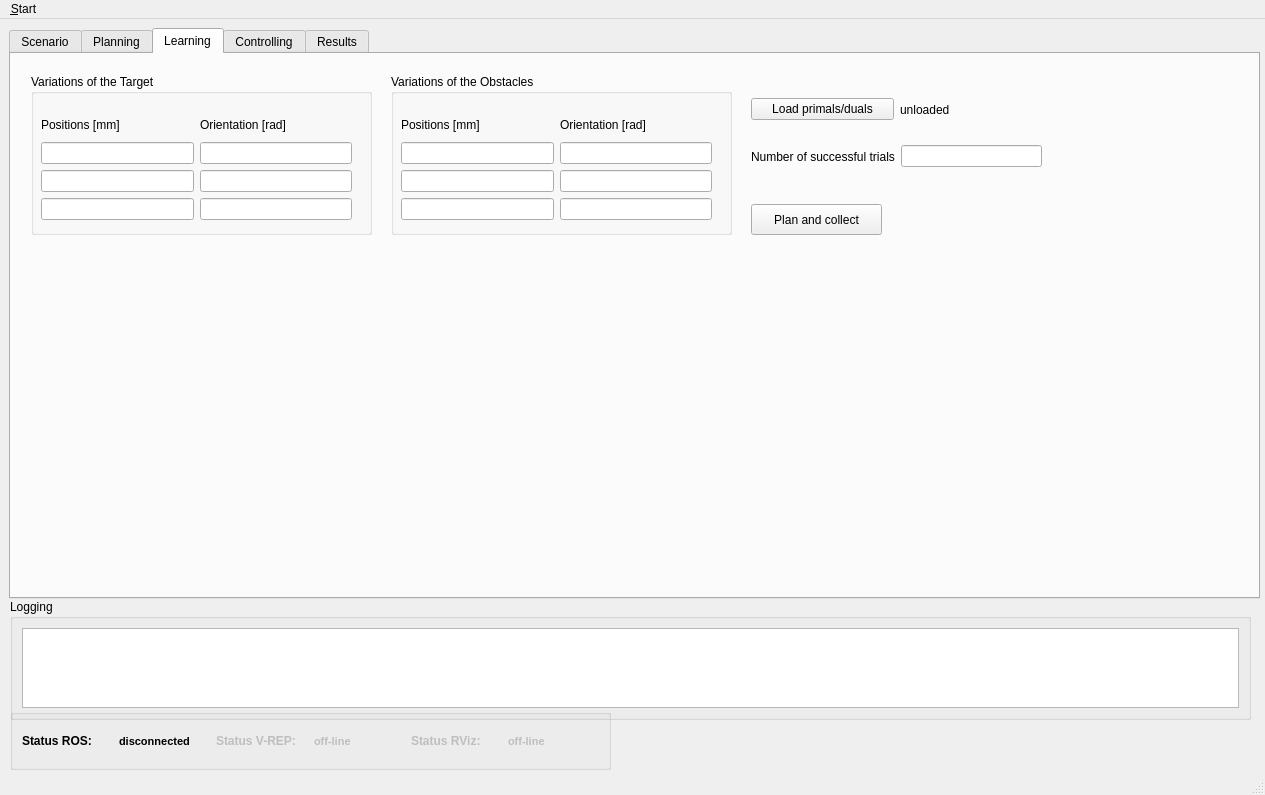
Qt form ui/main_window.ui (zohannn/motion_manager) before a commit.
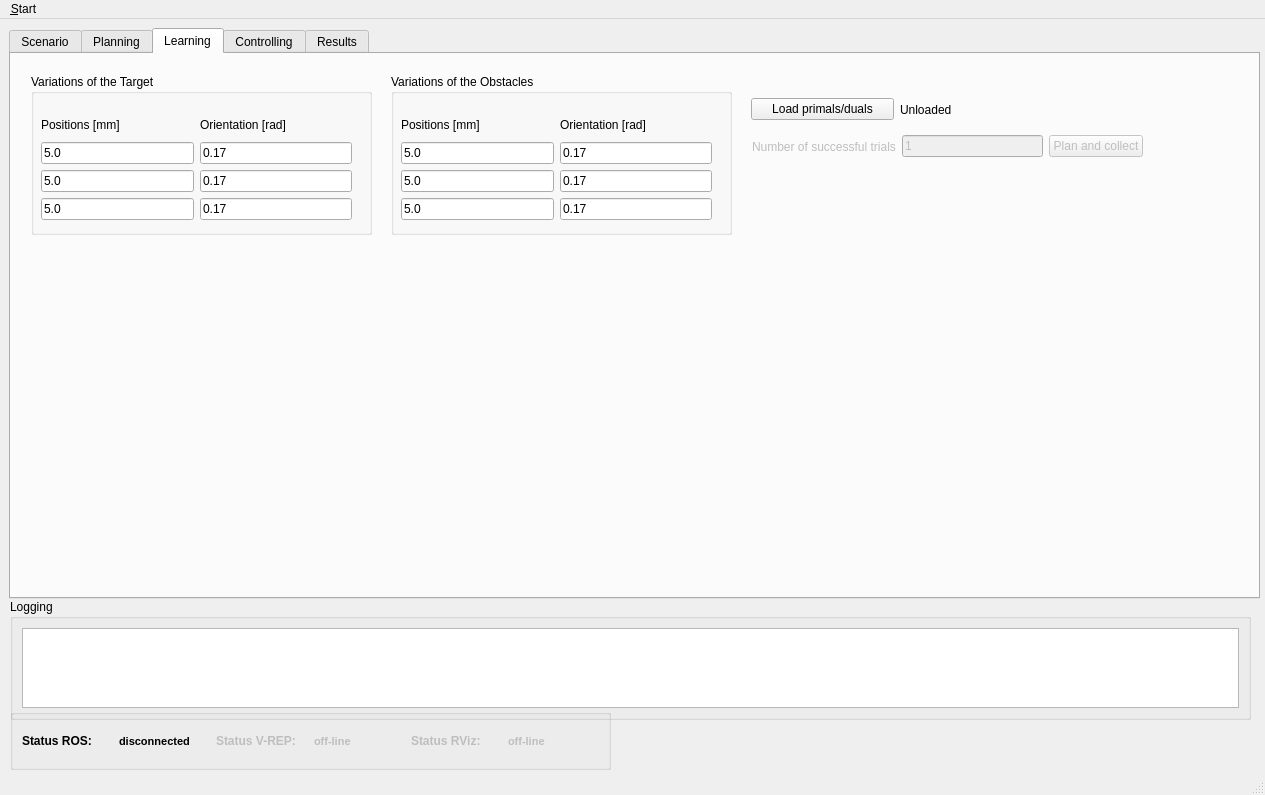
The same form after that commit. The open tabs and pages were chosen to show the change. Icons and pictures are not drawn. Custom widgets are drawn as their Qt base class.

Diff of the .ui file:
```diff
--- a/ui/main_window.ui
+++ b/ui/main_window.ui
@@ -1069,7 +1069,7 @@
       <property name="title">
        <string>Variations of the Target</string>
       </property>
-      <widget class="QWidget" name="">
+      <widget class="QWidget" name="layoutWidget">
        <property name="geometry">
         <rect>
          <x>10</x>
@@ -1089,13 +1089,25 @@
            </widget>
           </item>
           <item>
-           <widget class="QLineEdit" name="lineEdit_tar_x_var"/>
+           <widget class="QLineEdit" name="lineEdit_tar_x_var">
+            <property name="text">
+             <string>5.0</string>
+            </property>
+           </widget>
           </item>
           <item>
-           <widget class="QLineEdit" name="lineEdit_tar_y_var"/>
+           <widget class="QLineEdit" name="lineEdit_tar_y_var">
+            <property name="text">
+             <string>5.0</string>
+            </property>
+           </widget>
           </item>
           <item>
-           <widget class="QLineEdit" name="lineEdit_tar_z_var"/>
+           <widget class="QLineEdit" name="lineEdit_tar_z_var">
+            <property name="text">
+             <string>5.0</string>
+            </property>
+           </widget>
           </item>
          </layout>
         </item>
@@ -1109,13 +1121,25 @@
            </widget>
           </item>
           <item>
-           <widget class="QLineEdit" name="lineEdit_tar_roll_var"/>
+           <widget class="QLineEdit" name="lineEdit_tar_roll_var">
+            <property name="text">
+             <string>0.17</string>
+            </property>
+           </widget>
           </item>
           <item>
-           <widget class="QLineEdit" name="lineEdit_tar_pitch_var"/>
+           <widget class="QLineEdit" name="lineEdit_tar_pitch_var">
+            <property name="text">
+             <string>0.17</string>
+            </property>
+           </widget>
           </item>
           <item>
-           <widget class="QLineEdit" name="lineEdit_tar_yaw_var"/>
+           <widget class="QLineEdit" name="lineEdit_tar_yaw_var">
+            <property name="text">
+             <string>0.17</string>
+            </property>
+           </widget>
           </item>
          </layout>
         </item>
@@ -1154,13 +1178,25 @@
            </widget>
           </item>
           <item>
-           <widget class="QLineEdit" name="lineEdit_obsts_x_var"/>
+           <widget class="QLineEdit" name="lineEdit_obsts_x_var">
+            <property name="text">
+             <string>5.0</string>
+            </property>
+           </widget>
           </item>
           <item>
-           <widget class="QLineEdit" name="lineEdit_obsts_y_var"/>
+           <widget class="QLineEdit" name="lineEdit_obsts_y_var">
+            <property name="text">
+             <string>5.0</string>
+            </property>
+           </widget>
           </item>
           <item>
-           <widget class="QLineEdit" name="lineEdit_obsts_z_var"/>
+           <widget class="QLineEdit" name="lineEdit_obsts_z_var">
+            <property name="text">
+             <string>5.0</string>
+            </property>
+           </widget>
           </item>
          </layout>
         </item>
@@ -1174,55 +1210,32 @@
            </widget>
           </item>
           <item>
-           <widget class="QLineEdit" name="lineEdit_obsts_roll_var"/>
+           <widget class="QLineEdit" name="lineEdit_obsts_roll_var">
+            <property name="text">
+             <string>0.17</string>
+            </property>
+           </widget>
           </item>
           <item>
-           <widget class="QLineEdit" name="lineEdit_obsts_pitch_var"/>
+           <widget class="QLineEdit" name="lineEdit_obsts_pitch_var">
+            <property name="text">
+             <string>0.17</string>
+            </property>
+           </widget>
           </item>
           <item>
-           <widget class="QLineEdit" name="lineEdit_obsts_yaw_var"/>
+           <widget class="QLineEdit" name="lineEdit_obsts_yaw_var">
+            <property name="text">
+             <string>0.17</string>
+            </property>
+           </widget>
           </item>
          </layout>
         </item>
        </layout>
       </widget>
      </widget>
-     <widget class="QPushButton" name="pushButton_plan_collect">
-      <property name="geometry">
-       <rect>
-        <x>740</x>
-        <y>150</y>
-        <width>131</width>
-        <height>31</height>
-       </rect>
-      </property>
-      <property name="text">
-       <string>Plan and collect</string>
-      </property>
-     </widget>
-     <widget class="QWidget" name="">
-      <property name="geometry">
-       <rect>
-        <x>740</x>
-        <y>90</y>
-        <width>291</width>
-        <height>25</height>
-       </rect>
-      </property>
-      <layout class="QHBoxLayout" name="horizontalLayout_46">
-       <item>
-        <widget class="QLabel" name="label_trials">
-         <property name="text">
-          <string>Number of successful trials</string>
-         </property>
-        </widget>
-       </item>
-       <item>
-        <widget class="QLineEdit" name="lineEdit_trials"/>
-       </item>
-      </layout>
-     </widget>
-     <widget class="QWidget" name="">
+     <widget class="QWidget" name="layoutWidget">
       <property name="geometry">
        <rect>
         <x>740</x>
@@ -1242,7 +1255,49 @@
        <item>
         <widget class="QLabel" name="label_loaded">
          <property name="text">
-          <string>unloaded</string>
+          <string>Unloaded</string>
+         </property>
+        </widget>
+       </item>
+      </layout>
+     </widget>
+     <widget class="QWidget" name="">
+      <property name="geometry">
+       <rect>
+        <x>741</x>
+        <y>80</y>
+        <width>391</width>
+        <height>25</height>
+       </rect>
+      </property>
+      <layout class="QHBoxLayout" name="horizontalLayout_46">
+       <item>
+        <widget class="QLabel" name="label_trials">
+         <property name="enabled">
+          <bool>false</bool>
+         </property>
+         <property name="text">
+          <string>Number of successful trials</string>
+         </property>
+        </widget>
+       </item>
+       <item>
+        <widget class="QLineEdit" name="lineEdit_trials">
+         <property name="enabled">
+          <bool>false</bool>
+         </property>
+         <property name="text">
+          <string>1</string>
+         </property>
+        </widget>
+       </item>
+       <item>
+        <widget class="QPushButton" name="pushButton_plan_collect">
+         <property name="enabled">
+          <bool>false</bool>
+         </property>
+         <property name="text">
+          <string>Plan and collect</string>
          </property>
         </widget>
        </item>
```
